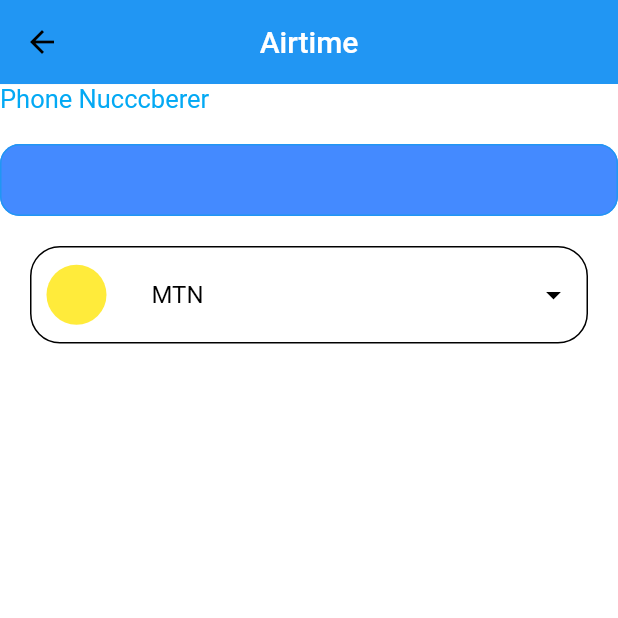
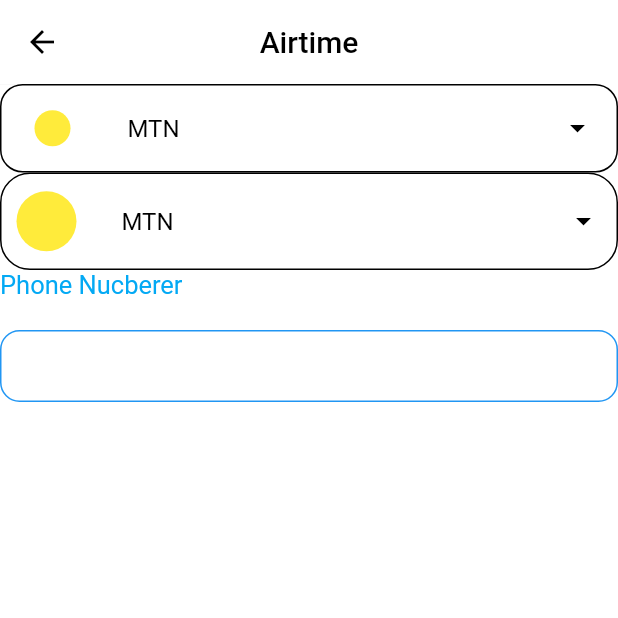
Before and after one commit to ClementPeter/River_pod-demo, a Flutter app: the screen it shows after launch, on a phone screen of 412 x 824 dp, the top half of it. Run offline on Flutter 3.47's test engine with Material 2 defaults, Android fonts, the light colour scheme and no system bars; our stand-ins replace dio, flutter_riverpod, hooks_riverpod.

Commit message:
🧹 clean up : Riverpod

```diff
--- a/river_pod_snip/lib/main.dart
+++ b/river_pod_snip/lib/main.dart
@@ -1448,7 +1448,7 @@
       backgroundColor: Colors.white,
       //key: _scaffoldKey,
       appBar: AppBar(
-        backgroundColor: Colors.blue,
+        backgroundColor: Colors.white,
         automaticallyImplyLeading: false,
         leading: IconButton(
           onPressed: () {
@@ -1459,7 +1459,7 @@
         ),
         title: const Text(
           'Airtime',
-          style: TextStyle(color: Colors.white),
+          style: TextStyle(color: Colors.black),
           // style: appBarTextStyle,
           textAlign: TextAlign.center,
         ),
@@ -1467,15 +1467,75 @@
         elevation: 0.1,
       ),
       body: Column(
+
         children: [
-          CustomTextFormField(
-            label: "Phone Nucccberer",
-            borderStyle: BorderStyle.solid,
-            textInputType: TextInputType.emailAddress,
+          // TextField(
+          //   decoration: InputDecoration(
+          //     labelText: 'Dog',
+          //     border: OutlineInputBorder(),
+          //     suffixIcon: DropdownButtonFormField(
+          //       value: selectedValue,
+          //       onChanged: (newValue) {
+          //         setState(() {
+          //           selectedValue = newValue!;
+          //         });
+          //       },
+          //       items: <String>['Dog', 'Cat', 'Tiger', 'Lion']
+          //           .map<DropdownMenuItem<String>>((String value) {
+          //         return DropdownMenuItem<String>(
+          //           value: value,
+          //           child: Text(value),
+          //         );
+          //       }).toList(),
+          //     ),
+          //   ),
+          // ),
+          TextField(
+              // label: "Phone Nucberer",
+              // borderStyle: BorderStyle.solid,
+              // textInputType: TextInputType.emailAddress,
               // controller: phoneNumberController,
               // onChanged: (value) {},
               //validator: ,
-            suffixIcon: DropdownButtonFormField(
+              // suffixIcon: const Icon(
+              //   Icons.arrow_downward,
+              //   size: 50,
+              //   color: Colors.black,
+              // ),
+              showCursor: false,
+              decoration: InputDecoration(
+                border: InputBorder.none,
+                focusedBorder: InputBorder.none,
+                //  enabledBorder: InputBorder.none,
+
+                // labelText: "Select an Item",
+                enabledBorder: const OutlineInputBorder(
+                  borderSide: BorderSide(color: Colors.black),
+                  //  borderRadius: BorderRadius.circular(30.0),
+                  borderRadius: BorderRadius.all(Radius.circular(15)),
+                ),
+                suffixIcon: Padding(
+                  padding: const EdgeInsets.symmetric(horizontal: 15.0),
+                  child: DropdownButtonFormField(
+                    //value: "Select Network",
+                    value: selectedValue,
+                    decoration: const InputDecoration(
+                      focusedBorder: InputBorder.none,
+                    ),
+
+                    // autofocus: true,
+                    // underline: Container(color: Colors.transparent),
+                    iconEnabledColor: Colors.black,
+                    dropdownColor: Colors.white,
+                    borderRadius: const BorderRadius.all(Radius.circular(5)),
+                    isExpanded: true,
+                    // disabledHint: Text("Choose a  Network"),
+                    // hint: const Text(
+                    //   "Choose a  Network",
+                    //   style: TextStyle(color: Colors.black),
+                    // ),
+                    // icon: Icon(Icons.arrow_down, size: 20),
+
                     onChanged: (newValue) {
                       setState(() {
                         selectedValue = newValue!;
@@ -1605,9 +1665,8 @@
                     ],
                   ),
                 ),
-          Padding(
-            padding: const EdgeInsets.all(20.0),
-            child: Container(
+              )),
+          Container(
             decoration: BoxDecoration(
               // color: Colors.ligh,
               borderRadius: const BorderRadius.all(Radius.circular(20)),
@@ -1791,7 +1850,19 @@
               ),
             ),
           ),
-          ),
+          CustomTextFormField(
+            label: "Phone Nucberer",
+            borderStyle: BorderStyle.solid,
+            textInputType: TextInputType.emailAddress,
+            //controller: phoneNumberController,
+            onChanged: (value) {},
+            // validator: ,
+            suffixIcon: const Icon(
+              Icons.arrow_downward,
+              size: 50,
+              color: Colors.black,
+            ),
+          )
         ],
       ),
     );
--- a/river_pod_snip/lib/text_form.dart
+++ b/river_pod_snip/lib/text_form.dart
@@ -46,7 +46,7 @@
       this.hintText,
       // this.borderColor = AppColors.black,
       // this.focusedBorderColor = AppColors.primaryColor,
-       this.enabledBorderColor = Colors.black,
+      this.enabledBorderColor = Colors.black,
       // this.fillColor = AppColors.white,
       this.filled = true,
       this.hasPrefixIcon = false,
@@ -62,9 +62,8 @@
       this.validator,
       this.inputFormatters,
       this.controller,
-     this.label,
-      this.labelColor
-      });
+      this.label,
+      this.labelColor});
 
   @override
   Widget build(BuildContext context) {
@@ -80,9 +79,7 @@
               // padding: EdgeInsets.only(bottom: heightSizer(5, context)),
               child: Text(label!,
                   style: TextStyle(
-                    fontSize: 17,
-                    color: labelColor ?? Colors.lightBlue
-                  )),
+                      fontSize: 17, color: labelColor ?? Colors.lightBlue)),
             ),
           TextFormField(
             readOnly: readOnly ?? false,
@@ -116,7 +113,7 @@
               focusedBorder: OutlineInputBorder(
                 borderRadius: BorderRadius.circular(borderRadius),
                 borderSide: BorderSide(
-                  color: Colors.red,
+                  color: Colors.black,
                   width: borderWidth,
                   style: borderStyle,
                 ),
@@ -129,8 +126,8 @@
                   ),
               hintText: hintText,
               hintStyle: hintTextStyle,
-              filled: filled,
-              fillColor: Colors.blueAccent,
+              // filled: filled,
+              // fillColor: Color.fromARGB(41, 68, 137, 255),
             ),
             obscureText: obscured,
           ),
```
Lines whose indentation alone changed are shown as unchanged.
